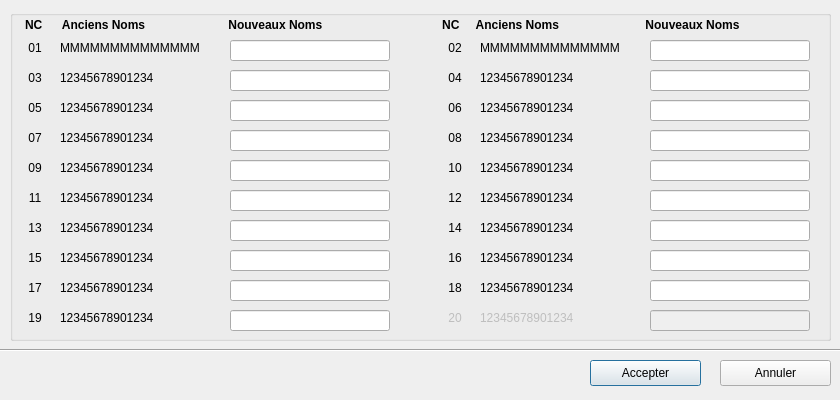
Before: the Qt Designer form modificationnomdlg.ui in jeannoeldot/jndqcbgrd-qt5, drawn with Qt 5.
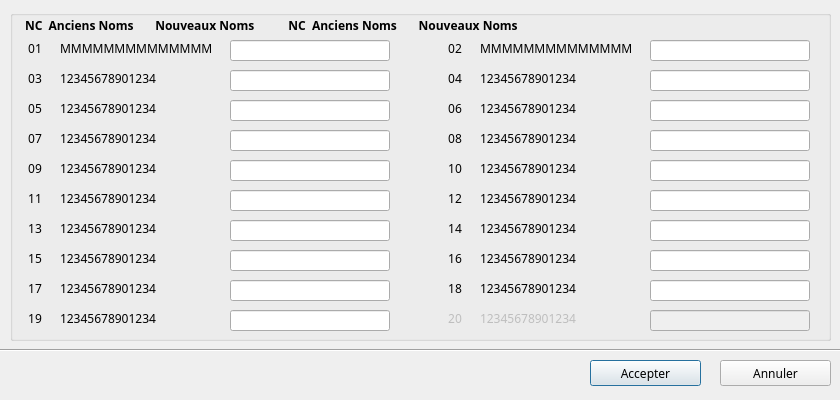
After: the same form once the commit is applied.

Commit message: "Police = Linux Libertine"

Patch:
```diff
--- a/modificationnomdlg.ui
+++ b/modificationnomdlg.ui
@@ -25,6 +25,11 @@
     <height>400</height>
    </size>
   </property>
+  <property name="font">
+   <font>
+    <family>Linux Libertine Mono</family>
+   </font>
+  </property>
   <property name="windowTitle">
    <string>G.R.D. - Modification Nom Catégorie</string>
   </property>
@@ -81,6 +86,7 @@
    </property>
    <property name="font">
     <font>
+     <family>Linux Libertine Mono</family>
      <weight>75</weight>
      <bold>true</bold>
     </font>
@@ -124,6 +130,7 @@
     </property>
     <property name="font">
      <font>
+      <family>Linux Libertine Mono</family>
       <weight>50</weight>
       <bold>false</bold>
      </font>
@@ -146,6 +153,7 @@
     </property>
     <property name="font">
      <font>
+      <family>Linux Libertine Mono</family>
       <weight>50</weight>
       <bold>false</bold>
      </font>
@@ -165,6 +173,7 @@
     </property>
     <property name="font">
      <font>
+      <family>Linux Libertine Mono</family>
       <weight>50</weight>
       <bold>false</bold>
      </font>
@@ -184,6 +193,7 @@
     </property>
     <property name="font">
      <font>
+      <family>Linux Libertine Mono</family>
       <weight>50</weight>
       <bold>false</bold>
      </font>
@@ -228,6 +238,7 @@
     </property>
     <property name="font">
      <font>
+      <family>Linux Libertine Mono</family>
       <weight>50</weight>
       <bold>false</bold>
      </font>
@@ -247,6 +258,7 @@
     </property>
     <property name="font">
      <font>
+      <family>Linux Libertine Mono</family>
       <weight>50</weight>
       <bold>false</bold>
      </font>
@@ -360,6 +372,7 @@
     </property>
     <property name="font">
      <font>
+      <family>Linux Libertine Mono</family>
       <weight>50</weight>
       <bold>false</bold>
      </font>
@@ -467,6 +480,7 @@
     </property>
     <property name="font">
      <font>
+      <family>Linux Libertine Mono</family>
       <weight>50</weight>
       <bold>false</bold>
      </font>
@@ -533,6 +547,7 @@
     </property>
     <property name="font">
      <font>
+      <family>Linux Libertine Mono</family>
       <weight>50</weight>
       <bold>false</bold>
      </font>
@@ -596,6 +611,7 @@
     </property>
     <property name="font">
      <font>
+      <family>Linux Libertine Mono</family>
       <weight>50</weight>
       <bold>false</bold>
      </font>
@@ -615,6 +631,7 @@
     </property>
     <property name="font">
      <font>
+      <family>Linux Libertine Mono</family>
       <weight>50</weight>
       <bold>false</bold>
      </font>
@@ -634,6 +651,7 @@
     </property>
     <property name="font">
      <font>
+      <family>Linux Libertine Mono</family>
       <weight>50</weight>
       <bold>false</bold>
      </font>
@@ -656,6 +674,7 @@
     </property>
     <property name="font">
      <font>
+      <family>Linux Libertine Mono</family>
       <weight>50</weight>
       <bold>false</bold>
      </font>
@@ -697,6 +716,7 @@
     </property>
     <property name="font">
      <font>
+      <family>Linux Libertine Mono</family>
       <weight>50</weight>
       <bold>false</bold>
      </font>
@@ -732,12 +752,13 @@
      <rect>
       <x>50</x>
       <y>30</y>
-      <width>160</width>
+      <width>171</width>
       <height>16</height>
      </rect>
     </property>
     <property name="font">
      <font>
+      <family>Linux Libertine Mono</family>
       <weight>50</weight>
       <bold>false</bold>
      </font>
@@ -757,6 +778,7 @@
     </property>
     <property name="font">
      <font>
+      <family>Linux Libertine Mono</family>
       <weight>50</weight>
       <bold>false</bold>
      </font>
@@ -801,6 +823,7 @@
     </property>
     <property name="font">
      <font>
+      <family>Linux Libertine Mono</family>
       <weight>50</weight>
       <bold>false</bold>
      </font>
@@ -820,6 +843,7 @@
     </property>
     <property name="font">
      <font>
+      <family>Linux Libertine Mono</family>
       <weight>50</weight>
       <bold>false</bold>
      </font>
@@ -864,6 +888,7 @@
     </property>
     <property name="font">
      <font>
+      <family>Linux Libertine Mono</family>
       <weight>50</weight>
       <bold>false</bold>
      </font>
@@ -927,6 +952,7 @@
     </property>
     <property name="font">
      <font>
+      <family>Linux Libertine Mono</family>
       <weight>50</weight>
       <bold>false</bold>
      </font>
@@ -946,6 +972,7 @@
     </property>
     <property name="font">
      <font>
+      <family>Linux Libertine Mono</family>
       <weight>50</weight>
       <bold>false</bold>
      </font>
@@ -968,6 +995,7 @@
     </property>
     <property name="font">
      <font>
+      <family>Linux Libertine Mono</family>
       <weight>50</weight>
       <bold>false</bold>
      </font>
@@ -990,6 +1018,7 @@
     </property>
     <property name="font">
      <font>
+      <family>Linux Libertine Mono</family>
       <weight>50</weight>
       <bold>false</bold>
      </font>
@@ -1012,6 +1041,7 @@
     </property>
     <property name="font">
      <font>
+      <family>Linux Libertine Mono</family>
       <weight>50</weight>
       <bold>false</bold>
      </font>
@@ -1034,6 +1064,7 @@
     </property>
     <property name="font">
      <font>
+      <family>Linux Libertine Mono</family>
       <weight>50</weight>
       <bold>false</bold>
      </font>
@@ -1056,6 +1087,7 @@
     </property>
     <property name="font">
      <font>
+      <family>Linux Libertine Mono</family>
       <weight>50</weight>
       <bold>false</bold>
      </font>
@@ -1078,6 +1110,7 @@
     </property>
     <property name="font">
      <font>
+      <family>Linux Libertine Mono</family>
       <weight>50</weight>
       <bold>false</bold>
      </font>
@@ -1100,6 +1133,7 @@
     </property>
     <property name="font">
      <font>
+      <family>Linux Libertine Mono</family>
       <weight>50</weight>
       <bold>false</bold>
      </font>
@@ -1122,6 +1156,7 @@
     </property>
     <property name="font">
      <font>
+      <family>Linux Libertine Mono</family>
       <weight>50</weight>
       <bold>false</bold>
      </font>
@@ -1144,6 +1179,7 @@
     </property>
     <property name="font">
      <font>
+      <family>Linux Libertine Mono</family>
       <weight>50</weight>
       <bold>false</bold>
      </font>
@@ -1169,6 +1205,7 @@
     </property>
     <property name="font">
      <font>
+      <family>Linux Libertine Mono</family>
       <weight>50</weight>
       <bold>false</bold>
      </font>
@@ -1191,6 +1228,7 @@
     </property>
     <property name="font">
      <font>
+      <family>Linux Libertine Mono</family>
       <weight>50</weight>
       <bold>false</bold>
      </font>
@@ -1213,6 +1251,7 @@
     </property>
     <property name="font">
      <font>
+      <family>Linux Libertine Mono</family>
       <weight>50</weight>
       <bold>false</bold>
      </font>
@@ -1235,6 +1274,7 @@
     </property>
     <property name="font">
      <font>
+      <family>Linux Libertine Mono</family>
       <weight>50</weight>
       <bold>false</bold>
      </font>
@@ -1257,6 +1297,7 @@
     </property>
     <property name="font">
      <font>
+      <family>Linux Libertine Mono</family>
       <weight>50</weight>
       <bold>false</bold>
      </font>
@@ -1279,6 +1320,7 @@
     </property>
     <property name="font">
      <font>
+      <family>Linux Libertine Mono</family>
       <weight>50</weight>
       <bold>false</bold>
      </font>
@@ -1301,6 +1343,7 @@
     </property>
     <property name="font">
      <font>
+      <family>Linux Libertine Mono</family>
       <weight>50</weight>
       <bold>false</bold>
      </font>
@@ -1323,6 +1366,7 @@
     </property>
     <property name="font">
      <font>
+      <family>Linux Libertine Mono</family>
       <weight>50</weight>
       <bold>false</bold>
      </font>
@@ -1345,6 +1389,7 @@
     </property>
     <property name="font">
      <font>
+      <family>Linux Libertine Mono</family>
       <weight>50</weight>
       <bold>false</bold>
      </font>
@@ -1367,6 +1412,7 @@
     </property>
     <property name="font">
      <font>
+      <family>Linux Libertine Mono</family>
       <weight>50</weight>
       <bold>false</bold>
      </font>
@@ -1388,7 +1434,7 @@
      </rect>
     </property>
     <property name="text">
-     <string>NC      Anciens Noms                         Nouveaux Noms                                    NC     Anciens Noms                          Nouveaux Noms</string>
+     <string>NC  Anciens Noms       Nouveaux Noms           NC  Anciens Noms       Nouveaux Noms</string>
     </property>
    </widget>
   </widget>
```
Left out of the diff: 20 changed lines with no effect on the pictures. The commit also changes 7 other files.
